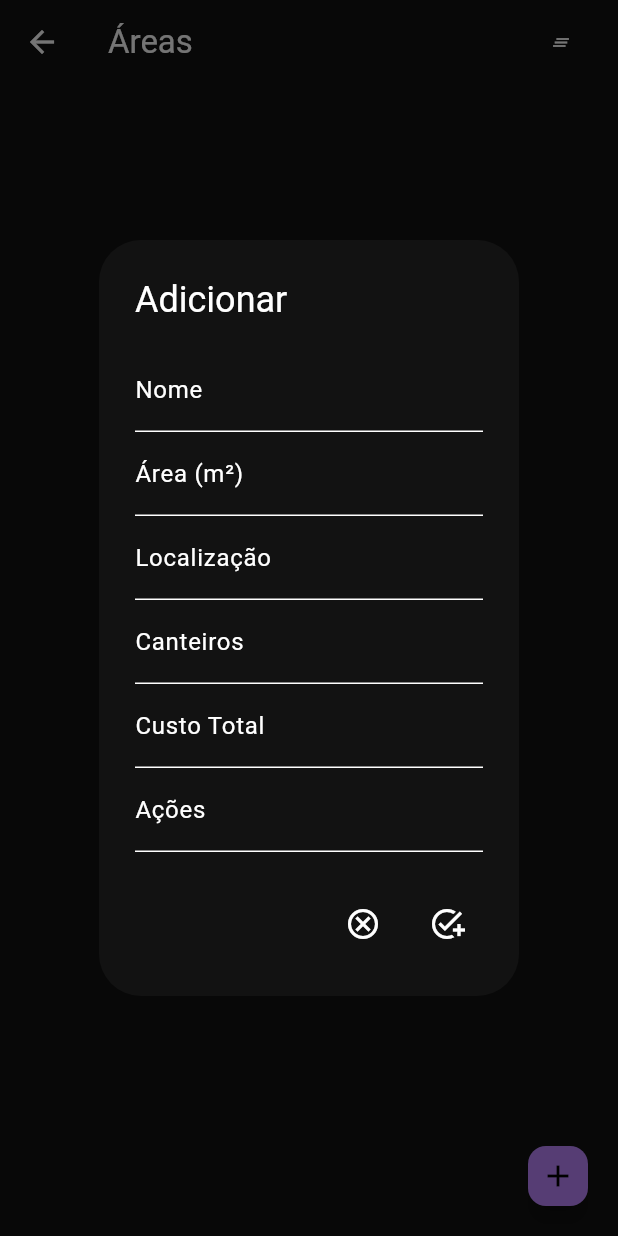
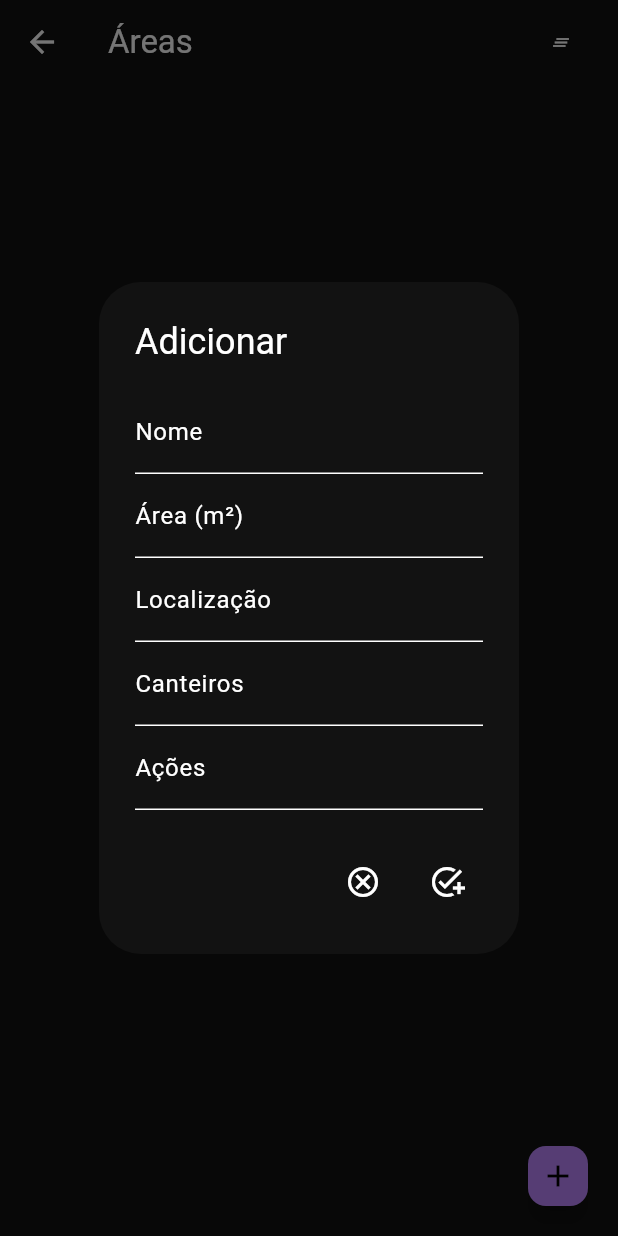
Before and after one commit to guibbv2011/caderno_de_campo, a Flutter app: the AreasPage screen opened directly, after a tap on the "add" icon, on a phone screen of 412 x 824 dp. Run offline on Flutter 3.47's test engine with Material 3 defaults, Android fonts, the phone set to English and light mode, and no system bars; our stand-ins replace location, lucide_icons_flutter, result_dart, shared_preferences, sqflite_common_ffi; missing offline and left inert: open_meteo, result_command; accounts and stored records are empty.

Commit message:
Remove total cost of area

```diff
--- a/lib/model/areas_model.dart
+++ b/lib/model/areas_model.dart
@@ -4,7 +4,6 @@ class AreasModel {
   double? area;
   String? location;
   int? plat;
-  double? totalCost;
   String? actions;
 
   AreasModel({
@@ -13,7 +12,6 @@ class AreasModel {
     this.area,
     this.location,
     this.plat,
-    this.totalCost,
     this.actions,
   });
 
@@ -24,7 +22,6 @@ class AreasModel {
       area: map['area'] as double,
       location: map['location'] as String?,
       plat: map['plat'] as int,
-      totalCost: map['total_cost'] as double?,
       actions: map['actions'] as String?,
     );
   }
@@ -36,7 +33,6 @@ class AreasModel {
       'area': area,
       'location': location,
       'plat': plat,
-      'total_cost': totalCost,
       'actions': actions,
     };
   }
@@ -47,7 +43,6 @@ class AreasModel {
       'area': area,
       'location': location,
       'plat': plat,
-      'total_cost': totalCost,
       'actions': actions,
     };
   }
--- a/lib/model/service/database/areas_db.dart
+++ b/lib/model/service/database/areas_db.dart
@@ -12,7 +12,6 @@ class AreasServiceDatabase {
   static const String _areaColumn = 'area';
   static const String _locationColumn = 'location';
   static const String _platColumn = 'plat';
-  static const String _totalCostColumn = 'total_cost';
   static const String _actionsColumn = 'actions';
 
   Database? _database;
@@ -33,7 +32,6 @@ class AreasServiceDatabase {
                 $_areaColumn DOUBLE NOT NULL,
                 $_locationColumn TEXT NOT NULL,
                 $_platColumn INTEGER NOT NULL,
-                $_totalCostColumn DOUBLE NOT NULL,
                 $_actionsColumn TEXT NOT NULL
               )
             ''');
@@ -58,13 +56,10 @@ class AreasServiceDatabase {
           area: maps[i][_areaColumn],
           location: maps[i][_locationColumn],
           plat: maps[i][_platColumn],
-          totalCost: maps[i][_totalCostColumn],
           actions: maps[i][_actionsColumn],
         );
       });
-      // if (listMapAreas.isNotEmpty) {
-      //   return Success(listMapAreas);
-      // }
+
       return Success(listMapAreas);
     } catch (e) {
       return Failure(Exception(e.toString()));
@@ -73,7 +68,6 @@ class AreasServiceDatabase {
 
   AsyncResult<bool> insertArea(AreasModel area) async {
     try {
-      // final result = await _database!.insert(_tableName, area.toMapForInsert());
       await _database!.insert(_tableName, area.toMapForInsert());
       return Success(true);
     } catch (e) {
--- a/lib/view/areas_page.dart
+++ b/lib/view/areas_page.dart
@@ -105,7 +105,6 @@ class AreasPageState extends State<AreasPage> {
                       Text('Área: ${area.area}'),
                       Text('Local: ${area.location}'),
                       Text('Canteiros: ${area.plat}'),
-                      Text('Custo total: ${area.totalCost}'),
                       Text('Ações: ${area.actions}'),
                     ],
                   ),
@@ -147,13 +146,6 @@ void _showAddDialog(BuildContext context, AreasViewModel viewModel) {
         keyboardType: TextInputType.number,
         inputFormatters: [FilteringTextInputFormatter.digitsOnly],
       ),
-      InsertDialog(
-        key: 'totalCost',
-        label: 'Custo Total',
-        initialValue: '',
-        keyboardType: TextInputType.number,
-        inputFormatters: [FilteringTextInputFormatter.digitsOnly],
-      ),
       InsertDialog(key: 'actions', label: 'Ações', initialValue: ''),
     ],
     modelBuilder: (area) => AreasModel(
@@ -161,7 +153,6 @@ void _showAddDialog(BuildContext context, AreasViewModel viewModel) {
       area: double.tryParse(area['area'].toString()) ?? 0.0,
       location: area['location'] ?? '',
       plat: int.tryParse(area['plat'].toString()) ?? 0,
-      totalCost: double.tryParse(area['totalCost'].toString()) ?? 0.0,
       actions: area['actions'] ?? '',
     ),
     onInsert: (area) => viewModel.onInsert(area),
@@ -205,13 +196,6 @@ void _showUpdateDialog(
         inputFormatters: [FilteringTextInputFormatter.digitsOnly],
       ),
       UpdateDialog(
-        key: 'totalCost',
-        label: 'Custo Total',
-        initialValue: model.totalCost.toString(),
-        keyboardType: TextInputType.number,
-        inputFormatters: [FilteringTextInputFormatter.digitsOnly],
-      ),
-      UpdateDialog(
         key: 'actions',
         label: 'Ações',
         initialValue: model.actions!,
@@ -223,7 +207,6 @@ void _showUpdateDialog(
       area: double.tryParse(area['area'].toString()) ?? 0.0,
       location: area['location'] ?? '',
       plat: int.tryParse(area['plat'].toString()) ?? 0,
-      totalCost: double.tryParse(area['totalCost'].toString()) ?? 0.0,
       actions: area['actions'] ?? '',
     ),
     onUpdate: (area) => viewModel.onUpdate(area),
```
